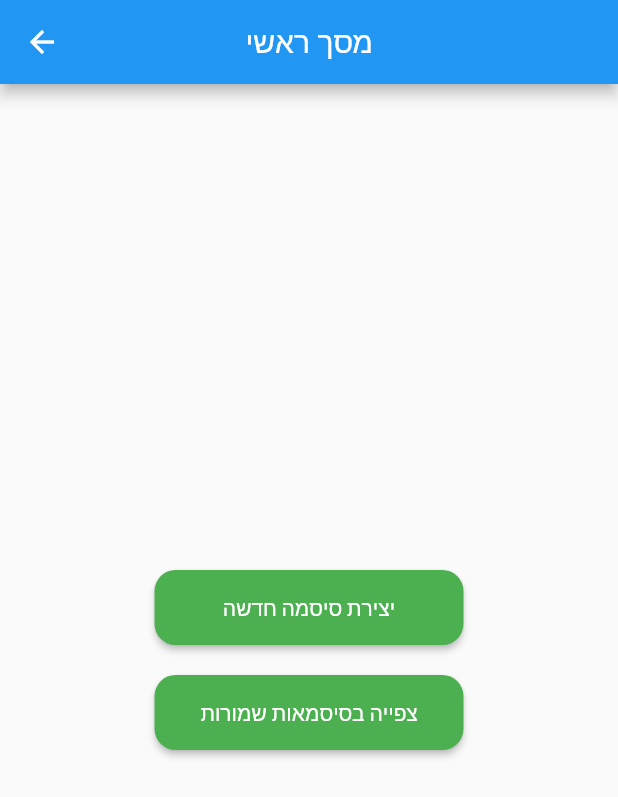
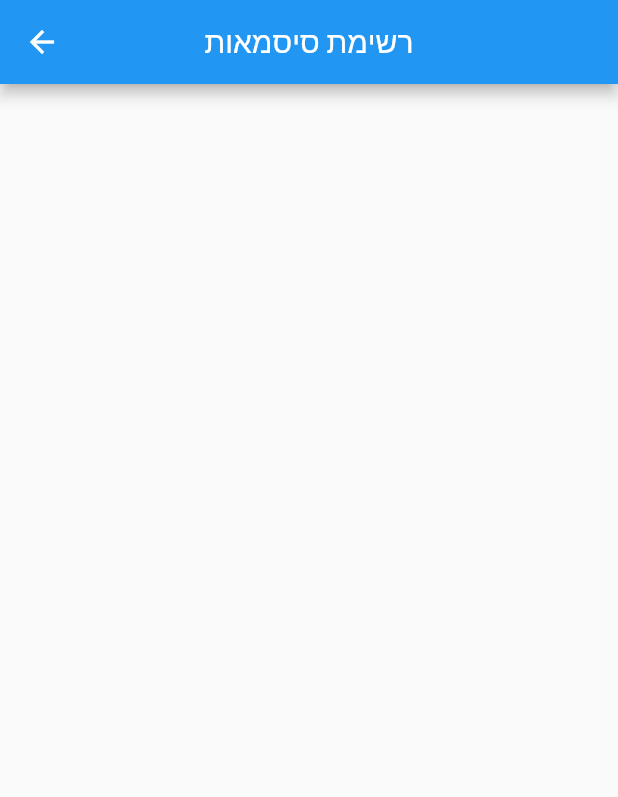
Before and after one commit to oshrey16/pwdmanls, a Flutter app: the MainScreen screen opened by its route, after a tap on "צפייה בסיסמאות שמורות", on a phone screen of 412 x 824 dp. Shown: the top 797 px of the screen. Run offline on Flutter 3.47's test engine with Material 2 defaults, Android fonts, the phone set to English and light mode, and no system bars; our stand-ins replace drift; accounts and stored records are empty; generated files the repository leaves out were written again.

Commit message:
Get password page & settings & setnewPassword Page upgrade

```diff
--- a/lib/db.dart
+++ b/lib/db.dart
@@ -14,9 +14,18 @@ part 'db.g.dart';
 // be represented by a class called "Todo".
 class DataSet extends Table {
   IntColumn get id => integer().autoIncrement()();
-  TextColumn get username => text().named("name")();
+  TextColumn get title => text()();
+  TextColumn get email => text()();
   TextColumn get password => text().withLength(min: 8, max: 32)();
   TextColumn get url => text().nullable()();
+}
+
+@DataClassName('MySettings')
+class Settings extends Table{
+  TextColumn get email => text()();
+
+  @override
+  Set<Column> get primaryKey => {email};
 }
 
 // This will make drift generate a class called "Category" to represent a row in
@@ -30,7 +39,7 @@ class DataSet extends Table {
 
 // this annotation tells drift to prepare a database class that uses both of the
 // tables we just defined. We'll see how to use that database class in a moment.
-@DriftDatabase(tables: [DataSet])
+@DriftDatabase(tables: [DataSet,Settings])
 class MyDatabase extends _$MyDatabase {
   MyDatabase() : super(_openConnection());
 
@@ -49,7 +58,18 @@ class MyDatabase extends _$MyDatabase {
 
   Stream<DataSetData> entryById(int id) {
   return (select(dataSet)..where((t) => t.id.equals(id))).watchSingle();
-}
+  }
+
+  // My Settings
+  Future<int> insertEmailSettings(SettingsCompanion data) async{
+    return await into(settings).insertOnConflictUpdate(data);
+  }
+    Future updateEmailSettings(SettingsCompanion data) async{
+    return await (update(settings)..where((t) => t.email.like('%@%'))).write(SettingsCompanion(email: data.email));
+  }
+  Future<List<MySettings>> getDefaultEmail() async {
+    return await select(settings).get();
+  }
 }
 
 LazyDatabase _openConnection() {
--- /dev/null
+++ b/lib/get_password.dart
@@ -0,0 +1,98 @@
+import 'package:flutter/material.dart';
+import 'package:provider/provider.dart';
+import 'package:pwdmanls/db.dart';
+import 'package:pwdmanls/struct.dart';
+import 'package:url_launcher/url_launcher.dart';
+import 'package:url_launcher/url_launcher_string.dart';
+
+class GetPasswordPage extends StatefulWidget {
+  const GetPasswordPage({Key? key}) : super(key: key);
+
+  @override
+  State<GetPasswordPage> createState() => _GetPasswordPageState();
+}
+
+class _GetPasswordPageState extends State<GetPasswordPage> {
+  final List<passwordStruct> passwords = [];
+
+  @override
+  Widget build(BuildContext context) {
+    return Scaffold(
+        appBar: AppBar(
+          centerTitle: true,
+          title: const Text("רשימת סיסמאות"),
+        ),
+        body: Center(
+            child: SingleChildScrollView(
+                child: FutureBuilder(
+          builder: (context, snapshot) {
+            if (snapshot.connectionState == ConnectionState.waiting) {
+              return const Center(child: CircularProgressIndicator());
+            } else {
+              if (snapshot.hasData) {
+                return Column(children: [
+                for (var pass in passwords)
+                  GestureDetector(
+                    child: Card(
+                      shape: RoundedRectangleBorder(
+                        borderRadius: BorderRadius.circular(15.0),
+                      ),
+                      color: Colors.blueGrey.shade300,
+                      elevation: 14.0,
+                      child: Container(
+                          padding: const EdgeInsets.all(10.0),
+                          width: MediaQuery.of(context).size.width * 0.8,
+                          child: Row(
+                              mainAxisAlignment: MainAxisAlignment.spaceBetween,
+                              children: [
+                                Column(
+                                  crossAxisAlignment: CrossAxisAlignment.start,
+                                  children: [
+                                    Text(pass.title,style: const TextStyle(color: Colors.blue,fontSize: 18,fontWeight: FontWeight.bold),),
+                                    const SizedBox(height: 5,),
+                                    Text("Email: ${pass.email}"),
+                                    const SizedBox(height: 5,),
+                                    Text("Password: ${pass.password}"),
+                                    if (pass.url != '') InkWell(
+                                      child: Text('Link To ${pass.title}',style: const TextStyle(color: Colors.red),),
+                                      onTap: () async {
+                                        if (await canLaunchUrlString("https://${pass.url}")){
+                                          launchUrlString("https://${pass.url}");
+                                        }
+                                      }
+                                      ),
+                                  ],
+                                ),
+                                Container(
+                                    padding:
+                                        const EdgeInsets.fromLTRB(20, 0, 10, 0),
+                                    child: const Icon(
+                                      Icons.report_gmailerrorred,
+                                      color: Colors.white,
+                                      size: 40,
+                                    ))
+                              ])),
+                    ),
+                    onTap: () {},
+                  )
+                ]);
+              }
+              return Text("2");
+            }
+          },
+          future: getDatabase(context),
+        ))));
+  }
+
+  Future<int> getDatabase(BuildContext context) async {
+    passwords.clear();
+    final database = Provider.of<MyDatabase>(context, listen: false);
+    database.getDataSet().then((value) {
+      for (var v in value) {
+        passwordStruct p = passwordStruct(v.id, v.title, v.email, v.password,v.url);
+        passwords.add(p);
+      }
+    });
+    return 0;
+  }
+}
--- a/lib/main.dart
+++ b/lib/main.dart
@@ -1,9 +1,10 @@
-import 'package:drift/drift.dart' as drift;
 import 'package:flutter/material.dart';
 import 'package:pwdmanls/db.dart';
+import 'package:pwdmanls/get_password.dart';
 import 'package:pwdmanls/main_screen.dart';
 import 'package:pwdmanls/set_password.dart';
 import 'package:provider/provider.dart';
+import 'package:pwdmanls/settings.dart';
 
 late MyDatabase database;
 void main() {
@@ -30,7 +31,8 @@ class MyApp extends StatelessWidget {
         // When navigating to the "/second" route, build the SecondScreen widget.
         '/second': (context) => const MainScreen(),
         '/set': (context) => const SetPassword(),
-        // '/get': (context) => const MainScreen(),
+        '/get': (context) => const GetPasswordPage(),
+        '/settings': (context) => const SettingsPage(),
       },
       title: 'PwdManls',
       theme: ThemeData(
--- a/lib/main_screen.dart
+++ b/lib/main_screen.dart
@@ -13,11 +13,11 @@ class _MainScreenState extends State<MainScreen> {
     return Scaffold(
         appBar: AppBar(
           centerTitle: true,
-          title: Text("מסך ראשי"),
+          title: const Text("מסך ראשי"),
         ),
         body: Center(
           child: SingleChildScrollView(
-            child: Column(children: [createButton(),SizedBox(height: 20,),getButton()]),
+            child: Column(children: [createButton(),const SizedBox(height: 20,),getButton(),const SizedBox(height: 20,),settings()]),
           ),
         ));
   }
@@ -45,7 +45,24 @@ class _MainScreenState extends State<MainScreen> {
             shape: RoundedRectangleBorder(
               borderRadius: BorderRadius.circular(14.0),
             )),
-        onPressed: () async {},
+        onPressed: () async {
+          Navigator.pushNamed(context, '/get');
+        },
         child: const Text('צפייה בסיסמאות שמורות'));
   }
+
+  Widget settings() {
+    return ElevatedButton(
+        key: const Key("SettingsButton"),
+        style: ElevatedButton.styleFrom(
+            minimumSize: Size(MediaQuery.of(context).size.width / 2, 50),
+            primary: Colors.green,
+            shape: RoundedRectangleBorder(
+              borderRadius: BorderRadius.circular(14.0),
+            )),
+        onPressed: () async {
+          Navigator.pushNamed(context, '/settings');
+        },
+        child: const Text('הגדרות'));
+  }
 }
--- /dev/null
+++ b/lib/struct.dart
@@ -0,0 +1,9 @@
+class passwordStruct{
+ final int id;
+  final String title;
+  final String email;
+  final String password;
+  final String? url;
+  passwordStruct(this.id, this.title, this.email, this.password, [this.url]);
+
+}
--- a/pubspec.yaml
+++ b/pubspec.yaml
@@ -32,6 +32,7 @@ dependencies:
   path_provider: ^2.0.0
   path: ^1.8.1
   provider: ^6.0.3
+  url_launcher: ^6.1.3
 
   flutter:
     sdk: flutter
```
Also changed, not shown: lib/set_password.dart (+81 -11 lines), lib/settings.dart (added, +144 -0 lines), lib/db.g.dart, 4 other files.
